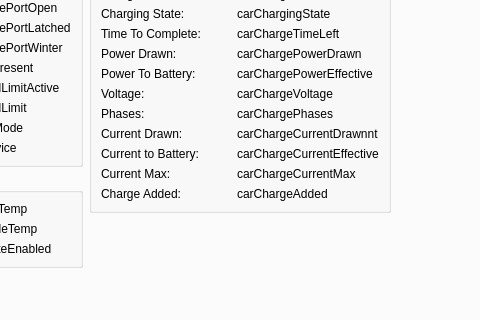
This is ui/vehicle_view.ui in alvarosanchez/easy-tesla-remote as Qt 5 draws it before an edit; both pictures show x 486 to 966 and y 154 to 474 of the 1176 by 824 pixel window. The edited form follows.
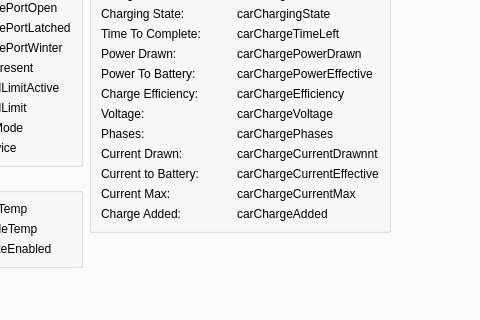
This is the edited form.

Commit message: Added charge efficiency

Diff of the .ui file:
```diff
--- a/ui/vehicle_view.ui
+++ b/ui/vehicle_view.ui
@@ -1106,7 +1106,7 @@
                   </property>
                  </widget>
                 </item>
-                <item row="10" column="0">
+                <item row="11" column="0">
                  <widget class="QLabel" name="label_23">
                   <property name="minimumSize">
                    <size>
@@ -1119,7 +1119,7 @@
                   </property>
                  </widget>
                 </item>
-                <item row="10" column="1">
+                <item row="11" column="1">
                  <widget class="QLabel" name="carChargeCurrentDrawn">
                   <property name="text">
                    <string>carChargeCurrentDrawnnt</string>
@@ -1135,7 +1135,7 @@
                   </property>
                  </widget>
                 </item>
-                <item row="13" column="0">
+                <item row="14" column="0">
                  <widget class="QLabel" name="label_25">
                   <property name="minimumSize">
                    <size>
@@ -1148,7 +1148,7 @@
                   </property>
                  </widget>
                 </item>
-                <item row="13" column="1">
+                <item row="14" column="1">
                  <widget class="QLabel" name="carChargeCurrentMax">
                   <property name="text">
                    <string>carChargeCurrentMax</string>
@@ -1164,7 +1164,7 @@
                   </property>
                  </widget>
                 </item>
-                <item row="9" column="0">
+                <item row="10" column="0">
                  <widget class="QLabel" name="label_24">
                   <property name="minimumSize">
                    <size>
@@ -1177,7 +1177,7 @@
                   </property>
                  </widget>
                 </item>
-                <item row="9" column="1">
+                <item row="10" column="1">
                  <widget class="QLabel" name="carChargePhases">
                   <property name="text">
                    <string>carChargePhases</string>
@@ -1193,7 +1193,7 @@
                   </property>
                  </widget>
                 </item>
-                <item row="8" column="0">
+                <item row="9" column="0">
                  <widget class="QLabel" name="label_26">
                   <property name="minimumSize">
                    <size>
@@ -1206,7 +1206,7 @@
                   </property>
                  </widget>
                 </item>
-                <item row="8" column="1">
+                <item row="9" column="1">
                  <widget class="QLabel" name="carChargeVoltage">
                   <property name="text">
                    <string>carChargeVoltage</string>
@@ -1280,7 +1280,7 @@
                   </property>
                  </widget>
                 </item>
-                <item row="14" column="0">
+                <item row="15" column="0">
                  <widget class="QLabel" name="label_18">
                   <property name="minimumSize">
                    <size>
@@ -1293,7 +1293,7 @@
                   </property>
                  </widget>
                 </item>
-                <item row="14" column="1">
+                <item row="15" column="1">
                  <widget class="QLabel" name="carChargeAdded">
                   <property name="text">
                    <string>carChargeAdded</string>
@@ -1332,14 +1332,14 @@
                   </property>
                  </widget>
                 </item>
-                <item row="12" column="0">
+                <item row="13" column="0">
                  <widget class="QLabel" name="label_46">
                   <property name="text">
                    <string>Current to Battery:</string>
                   </property>
                  </widget>
                 </item>
-                <item row="12" column="1">
+                <item row="13" column="1">
                  <widget class="QLabel" name="carChargeCurrentEffective">
                   <property name="text">
                    <string>carChargeCurrentEffective</string>
@@ -1378,6 +1378,29 @@
                   </property>
                  </widget>
                 </item>
+                <item row="8" column="0">
+                 <widget class="QLabel" name="label_47">
+                  <property name="text">
+                   <string>Charge Efficiency:</string>
+                  </property>
+                 </widget>
+                </item>
+                <item row="8" column="1">
+                 <widget class="QLabel" name="carChargeEfficiency">
+                  <property name="text">
+                   <string>carChargeEfficiency</string>
+                  </property>
+                  <property name="jsonAttribute" stdset="0">
+                   <string notr="true">custom</string>
+                  </property>
+                  <property name="valueAdapter" stdset="0">
+                   <string notr="true">charge_efficiency</string>
+                  </property>
+                  <property name="targetProperty" stdset="0">
+                   <string notr="true">text</string>
+                  </property>
+                 </widget>
+                </item>
                </layout>
               </widget>
              </item>
```
The commit also changes 2 other files.
